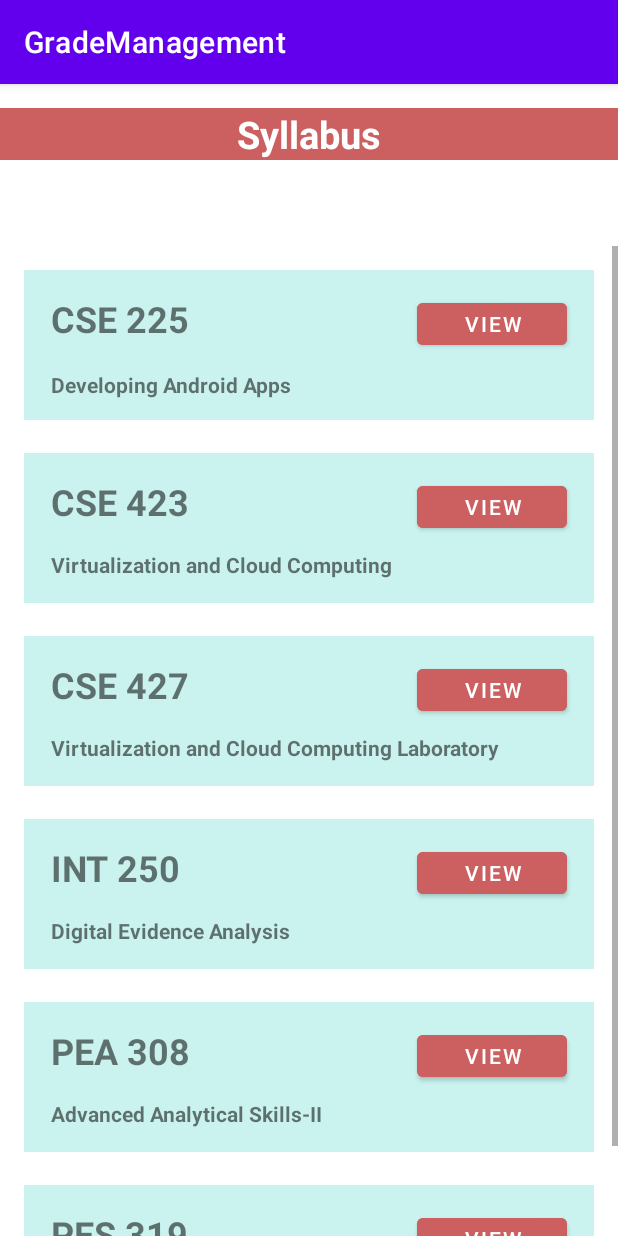
After one commit to SainiJapneet/GradeManager, an Android app: the SyllabusActivity screen opened directly, with no data from a screen before it, on a phone screen of 412 x 824 dp. The commit adds this screen. Run offline under Robolectric (Android 15) with nearby library versions, the phone set to English and light mode, and no system bars; our stand-ins replace Firebase (no records; nobody signed in at launch, a user with empty details on screens opened directly).

Commit message:
Syllabus activity completed

```diff
--- a/app/build.gradle
+++ b/app/build.gradle
@@ -49,6 +49,7 @@ dependencies {
     implementation 'androidx.navigation:navigation-ui-ktx:2.3.5'
     implementation 'com.google.firebase:firebase-auth:21.0.3'
     implementation 'com.google.firebase:firebase-database-ktx:20.2.0'
+    implementation 'com.google.firebase:firebase-firestore:24.1.1'
     testImplementation 'junit:junit:4.13.2'
 
 
--- a/app/src/main/java/com/example/grademanagement/Grademanagement.kt
+++ b/app/src/main/java/com/example/grademanagement/Grademanagement.kt
@@ -20,6 +20,13 @@ class Grademanagement : AppCompatActivity() {
         super.onCreate(savedInstanceState)
         setContentView(R.layout.activity_grademanagement)
 
+
+
+        var btnSyllabus = findViewById<Button>(R.id.btnSyllabus)
+        btnSyllabus.setOnClickListener {
+            var intent= Intent(this, SyllabusActivity::class.java)
+            startActivity(intent)
+        }
 
 
 
--- /dev/null
+++ b/app/src/main/java/com/example/grademanagement/SyllabusActivity.kt
@@ -0,0 +1,80 @@
+package com.example.grademanagement
+
+import android.content.ContentValues.TAG
+import android.content.Intent
+import android.net.Uri
+import androidx.appcompat.app.AppCompatActivity
+import android.os.Bundle
+import android.util.Log
+import android.widget.Button
+import android.widget.TextView
+import android.widget.Toast
+import com.google.firebase.firestore.FirebaseFirestore
+
+class SyllabusActivity : AppCompatActivity() {
+
+    lateinit var btnConst_1: Button
+    lateinit var btnConst_2: Button
+    lateinit var btnConst_3: Button
+    lateinit var btnConst_4: Button
+    lateinit var btnConst_5: Button
+    lateinit var btnConst_6: Button
+
+    var db: FirebaseFirestore = FirebaseFirestore.getInstance()
+
+    override fun onCreate(savedInstanceState: Bundle?) {
+        super.onCreate(savedInstanceState)
+        setContentView(R.layout.activity_syllabus)
+
+        btnConst_1 = findViewById(R.id.btnConst_1)
+        btnConst_2 = findViewById(R.id.btnConst_2)
+        btnConst_3 = findViewById(R.id.btnConst_3)
+        btnConst_4 = findViewById(R.id.btnConst_4)
+        btnConst_5 = findViewById(R.id.btnConst_5)
+        btnConst_6 = findViewById(R.id.btnConst_6)
+
+
+        btnConst_1.setOnClickListener {
+            getSyllabus("CSE225")
+        }
+        btnConst_2.setOnClickListener {
+            getSyllabus("CSE423")
+        }
+        btnConst_3.setOnClickListener {
+            getSyllabus("CSE427")
+        }
+        btnConst_4.setOnClickListener {
+            getSyllabus("INT250")
+        }
+        btnConst_5.setOnClickListener {
+            getSyllabus("PEA308")
+        }
+        btnConst_6.setOnClickListener {
+            getSyllabus("PES319")
+        }
+    }
+
+    fun getSyllabus(course : String) {
+
+        var mySyl = db.collection("Syllabus").document("UserSyllabus")
+        mySyl.get().addOnSuccessListener { document ->
+            if (document != null) {
+                val docLink = document.get(course)
+                try {
+                    val intent = Intent(Intent.ACTION_VIEW, Uri.parse("$docLink"))
+                    startActivity(intent)
+                } catch (e: Exception) {
+                    e.printStackTrace()
+                }
+            } else {
+                Toast.makeText(this, "Ops! Document not found", Toast.LENGTH_LONG).show()
+            }
+
+        }.addOnFailureListener { exception ->
+            Log.d(TAG, "get failed with ", exception)
+        }
+
+    }
+
+
+}
--- a/app/src/main/res/layout/activity_grade_management_result1.xml
+++ b/app/src/main/res/layout/activity_grade_management_result1.xml
@@ -348,7 +348,7 @@
                                 android:layout_width="wrap_content"
                                 android:layout_height="30dp"
                                 android:ems="5"
-                                android:id="@+id/syllabusbut"
+                                android:id="@+id/btnSyllabus"
                                 android:text="View"
                                 android:backgroundTint="@color/teal_200"
                                 />
--- a/app/src/main/res/layout/activity_grademanagement.xml
+++ b/app/src/main/res/layout/activity_grademanagement.xml
@@ -470,7 +470,7 @@
                                 android:textStyle="bold" />
 
                             <Button
-                                android:id="@+id/syllabusbut"
+                                android:id="@+id/btnSyllabus"
                                 android:layout_width="wrap_content"
                                 android:layout_height="30dp"
                                 android:backgroundTint="@color/teal_200"
--- /dev/null
+++ b/app/src/main/res/layout/activity_syllabus.xml
@@ -0,0 +1,322 @@
+<?xml version="1.0" encoding="utf-8"?>
+<androidx.constraintlayout.widget.ConstraintLayout xmlns:android="http://schemas.android.com/apk/res/android"
+    xmlns:app="http://schemas.android.com/apk/res-auto"
+    xmlns:tools="http://schemas.android.com/tools"
+    android:layout_width="match_parent"
+    android:layout_height="match_parent"
+    tools:context=".SyllabusActivity">
+
+
+    <TextView
+        android:id="@+id/txtSyllabusTitle"
+        android:layout_width="match_parent"
+        android:layout_height="wrap_content"
+        android:layout_marginTop="16dp"
+        android:gravity="center"
+        android:textSize="25sp"
+        android:textStyle="bold"
+        android:background="#CC6060"
+        android:textColor="@color/white"
+        android:text="Syllabus"
+        app:layout_constraintEnd_toEndOf="parent"
+        app:layout_constraintStart_toStartOf="parent"
+        app:layout_constraintTop_toTopOf="parent" />
+
+    <ScrollView
+        android:layout_width="match_parent"
+        android:layout_height="660dp"
+        app:layout_constraintBottom_toBottomOf="parent"
+        app:layout_constraintEnd_toEndOf="parent"
+        app:layout_constraintStart_toStartOf="parent">
+
+        <androidx.constraintlayout.widget.ConstraintLayout
+            android:id="@+id/constLayout"
+            android:layout_width="match_parent"
+            android:layout_height="wrap_content"
+            android:orientation="vertical" >
+
+            <androidx.constraintlayout.widget.ConstraintLayout
+                android:id="@+id/constLayout_1"
+                android:layout_width="380dp"
+                android:layout_height="100dp"
+                android:layout_marginTop="16dp"
+                android:orientation="horizontal"
+                app:layout_constraintEnd_toEndOf="parent"
+                app:layout_constraintStart_toStartOf="parent"
+                app:layout_constraintTop_toTopOf="parent"
+                android:background="#CAF3EF">
+
+                <TextView
+                    android:id="@+id/txtConst_1.Code"
+                    android:layout_width="wrap_content"
+                    android:layout_height="wrap_content"
+                    android:layout_marginStart="18dp"
+                    android:layout_marginTop="16dp"
+                    android:textStyle="bold"
+                    android:textSize="24dp"
+                    android:text="CSE 225"
+                    app:layout_constraintStart_toStartOf="parent"
+                    app:layout_constraintTop_toTopOf="parent" />
+
+                <TextView
+                    android:id="@+id/txtConst_1.Title"
+                    android:layout_width="wrap_content"
+                    android:layout_height="wrap_content"
+                    android:layout_marginStart="18dp"
+                    android:layout_marginTop="18dp"
+                    android:textStyle="bold"
+                    android:text="Developing Android Apps"
+                    app:layout_constraintStart_toStartOf="parent"
+                    app:layout_constraintTop_toBottomOf="@+id/txtConst_1.Code" />
+
+                <Button
+                    android:id="@+id/btnConst_1"
+                    android:layout_width="100dp"
+                    android:layout_height="40dp"
+                    android:layout_marginTop="16dp"
+                    android:layout_marginEnd="18dp"
+                    android:backgroundTint="#CC6060"
+                    android:text="View"
+                    app:layout_constraintEnd_toEndOf="parent"
+                    app:layout_constraintTop_toTopOf="parent" />
+
+            </androidx.constraintlayout.widget.ConstraintLayout>
+
+            <androidx.constraintlayout.widget.ConstraintLayout
+                android:id="@+id/constLayout_2"
+                android:layout_width="380dp"
+                android:layout_height="100dp"
+                android:layout_marginTop="22dp"
+                android:orientation="horizontal"
+                app:layout_constraintEnd_toEndOf="parent"
+                app:layout_constraintStart_toStartOf="parent"
+                android:background="#CAF3EF"
+                app:layout_constraintTop_toBottomOf="@+id/constLayout_1">
+
+                <TextView
+                    android:id="@+id/txtConst_2.Code"
+                    android:layout_width="wrap_content"
+                    android:layout_height="wrap_content"
+                    android:layout_marginStart="18dp"
+                    android:layout_marginTop="16dp"
+                    android:textStyle="bold"
+                    android:textSize="24dp"
+                    android:text="CSE 423"
+                    app:layout_constraintStart_toStartOf="parent"
+                    app:layout_constraintTop_toTopOf="parent" />
+
+                <TextView
+                    android:id="@+id/txtConst_2.Title"
+                    android:layout_width="wrap_content"
+                    android:layout_height="19dp"
+                    android:layout_marginStart="18dp"
+                    android:layout_marginTop="16dp"
+                    android:textStyle="bold"
+                    android:text="Virtualization and Cloud Computing"
+                    app:layout_constraintStart_toStartOf="parent"
+                    app:layout_constraintTop_toBottomOf="@+id/txtConst_2.Code" />
+
+                <Button
+                    android:id="@+id/btnConst_2"
+                    android:layout_width="100dp"
+                    android:layout_height="40dp"
+                    android:layout_marginTop="16dp"
+                    android:layout_marginEnd="18dp"
+                    android:backgroundTint="#CC6060"
+                    android:text="View"
+                    app:layout_constraintEnd_toEndOf="parent"
+                    app:layout_constraintTop_toTopOf="parent" />
+
+            </androidx.constraintlayout.widget.ConstraintLayout>
+
+            <androidx.constraintlayout.widget.ConstraintLayout
+                android:id="@+id/constLayout_3"
+                android:layout_width="380dp"
+                android:layout_height="100dp"
+                android:layout_marginTop="22dp"
+                android:orientation="horizontal"
+                app:layout_constraintEnd_toEndOf="parent"
+                app:layout_constraintStart_toStartOf="parent"
+                android:background="#CAF3EF"
+                app:layout_constraintTop_toBottomOf="@+id/constLayout_2">
+
+                <TextView
+                    android:id="@+id/txtConst_3.Code"
+                    android:layout_width="wrap_content"
+                    android:layout_height="wrap_content"
+                    android:layout_marginStart="18dp"
+                    android:layout_marginTop="16dp"
+                    android:textStyle="bold"
+                    android:textSize="24dp"
+                    android:text="CSE 427"
+                    app:layout_constraintStart_toStartOf="parent"
+                    app:layout_constraintTop_toTopOf="parent" />
+
+                <TextView
+                    android:id="@+id/txtConst_3.Title"
+                    android:layout_width="wrap_content"
+                    android:layout_height="wrap_content"
+                    android:layout_marginStart="18dp"
+                    android:layout_marginTop="16dp"
+                    android:textStyle="bold"
+                    android:text="Virtualization and Cloud Computing Laboratory"
+                    app:layout_constraintStart_toStartOf="parent"
+                    app:layout_constraintTop_toBottomOf="@+id/txtConst_3.Code" />
+
+                <Button
+                    android:id="@+id/btnConst_3"
+                    android:layout_width="100dp"
+                    android:layout_height="40dp"
+                    android:layout_marginTop="16dp"
+                    android:layout_marginEnd="18dp"
+                    android:backgroundTint="#CC6060"
+                    android:text="View"
+                    app:layout_constraintEnd_toEndOf="parent"
+                    app:layout_constraintTop_toTopOf="parent" />
+
+            </androidx.constraintlayout.widget.ConstraintLayout>
+
+            <androidx.constraintlayout.widget.ConstraintLayout
+                android:id="@+id/constLayout_4"
+                android:layout_width="380dp"
+                android:layout_height="100dp"
+                android:layout_marginTop="22dp"
+                android:orientation="horizontal"
+                app:layout_constraintEnd_toEndOf="parent"
+                app:layout_constraintStart_toStartOf="parent"
+                android:background="#CAF3EF"
+                app:layout_constraintTop_toBottomOf="@+id/constLayout_3">
+
+                <TextView
+                    android:id="@+id/txtConst_4.Code"
+                    android:layout_width="wrap_content"
+                    android:layout_height="wrap_content"
+                    android:layout_marginStart="18dp"
+                    android:layout_marginTop="16dp"
+                    android:textStyle="bold"
+                    android:textSize="24dp"
+                    android:text="INT 250"
+                    app:layout_constraintStart_toStartOf="parent"
+                    app:layout_constraintTop_toTopOf="parent" />
+
+                <TextView
+                    android:id="@+id/txtConst_4.Title"
+                    android:layout_width="wrap_content"
+                    android:layout_height="wrap_content"
+                    android:layout_marginStart="18dp"
+                    android:layout_marginTop="16dp"
+                    android:textStyle="bold"
+                    android:text="Digital Evidence Analysis"
+                    app:layout_constraintStart_toStartOf="parent"
+                    app:layout_constraintTop_toBottomOf="@+id/txtConst_4.Code" />
+
+                <Button
+                    android:id="@+id/btnConst_4"
+                    android:layout_width="100dp"
+                    android:layout_height="40dp"
+                    android:layout_marginTop="16dp"
+                    android:layout_marginEnd="18dp"
+                    android:backgroundTint="#CC6060"
+                    android:text="View"
+                    app:layout_constraintEnd_toEndOf="parent"
+                    app:layout_constraintTop_toTopOf="parent" />
+
+            </androidx.constraintlayout.widget.ConstraintLayout>
+
+            <androidx.constraintlayout.widget.ConstraintLayout
+                android:id="@+id/constLayout_5"
+                android:layout_width="380dp"
+                android:layout_height="100dp"
+                android:layout_marginTop="22dp"
+                android:orientation="horizontal"
+                app:layout_constraintEnd_toEndOf="parent"
+                app:layout_constraintStart_toStartOf="parent"
+                android:background="#CAF3EF"
+                app:layout_constraintTop_toBottomOf="@+id/constLayout_4">
+
+                <TextView
+                    android:id="@+id/txtConst_5.Code"
+                    android:layout_width="wrap_content"
+                    android:layout_height="wrap_content"
+                    android:layout_marginStart="18dp"
+                    android:layout_marginTop="16dp"
+                    android:textStyle="bold"
+                    android:textSize="24dp"
+                    android:text="PEA 308"
+                    app:layout_constraintStart_toStartOf="parent"
+                    app:layout_constraintTop_toTopOf="parent" />
+
+                <TextView
+                    android:id="@+id/txtConst_5.Title"
+                    android:layout_width="wrap_content"
+                    android:layout_height="wrap_content"
+                    android:layout_marginStart="18dp"
+                    android:layout_marginTop="16dp"
+                    android:textStyle="bold"
+                    android:text="Advanced Analytical Skills-II"
+                    app:layout_constraintStart_toStartOf="parent"
+                    app:layout_constraintTop_toBottomOf="@+id/txtConst_5.Code" />
+
+                <Button
+                    android:id="@+id/btnConst_5"
+                    android:layout_width="100dp"
+                    android:layout_height="40dp"
+                    android:layout_marginTop="16dp"
+                    android:layout_marginEnd="18dp"
+                    android:backgroundTint="#CC6060"
+                    android:text="View"
+                    app:layout_constraintEnd_toEndOf="parent"
+                    app:layout_constraintTop_toTopOf="parent" />
+
+            </androidx.constraintlayout.widget.ConstraintLayout>
+
+            <androidx.constraintlayout.widget.ConstraintLayout
+                android:id="@+id/constLayout_6"
+                android:layout_width="380dp"
+                android:layout_height="100dp"
+                android:layout_marginTop="22dp"
+                android:orientation="horizontal"
+                app:layout_constraintEnd_toEndOf="parent"
+                app:layout_constraintStart_toStartOf="parent"
+                android:background="#CAF3EF"
+                app:layout_constraintTop_toBottomOf="@+id/constLayout_5">
+
+                <TextView
+                    android:id="@+id/txtConst_6.Code"
+                    android:layout_width="wrap_content"
+                    android:layout_height="wrap_content"
+                    android:layout_marginStart="18dp"
+                    android:layout_marginTop="16dp"
+                    android:textStyle="bold"
+                    android:textSize="24dp"
+                    android:text="PES 319"
+                    app:layout_constraintStart_toStartOf="parent"
+                    app:layout_constraintTop_toTopOf="parent" />
+
+                <TextView
+                    android:id="@+id/txtConst_6.Title"
+                    android:layout_width="wrap_content"
+                    android:layout_height="wrap_content"
+                    android:layout_marginStart="18dp"
+                    android:layout_marginTop="16dp"
+                    android:textStyle="bold"
+                    android:text="Soft Skills-II"
+                    app:layout_constraintStart_toStartOf="parent"
+                    app:layout_constraintTop_toBottomOf="@+id/txtConst_6.Code" />
+
+                <Button
+                    android:id="@+id/btnConst_6"
+                    android:layout_width="100dp"
+                    android:layout_height="40dp"
+                    android:layout_marginTop="16dp"
+                    android:layout_marginEnd="18dp"
+                    android:backgroundTint="#CC6060"
+                    android:text="View"
+                    app:layout_constraintEnd_toEndOf="parent"
+                    app:layout_constraintTop_toTopOf="parent" />
+
+            </androidx.constraintlayout.widget.ConstraintLayout>
+
+        </androidx.constraintlayout.widget.ConstraintLayout>
+    </ScrollView>
+</androidx.constraintlayout.widget.ConstraintLayout>
```
Also changed, not shown: app/src/main/AndroidManifest.xml (+8 -5 lines).
